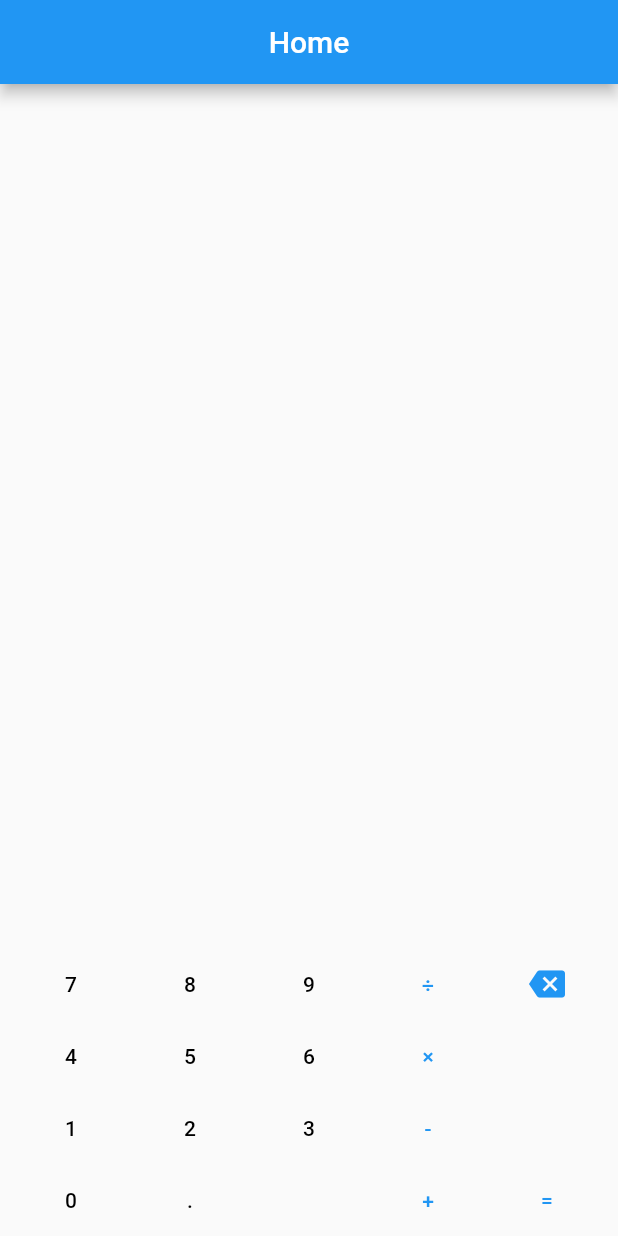
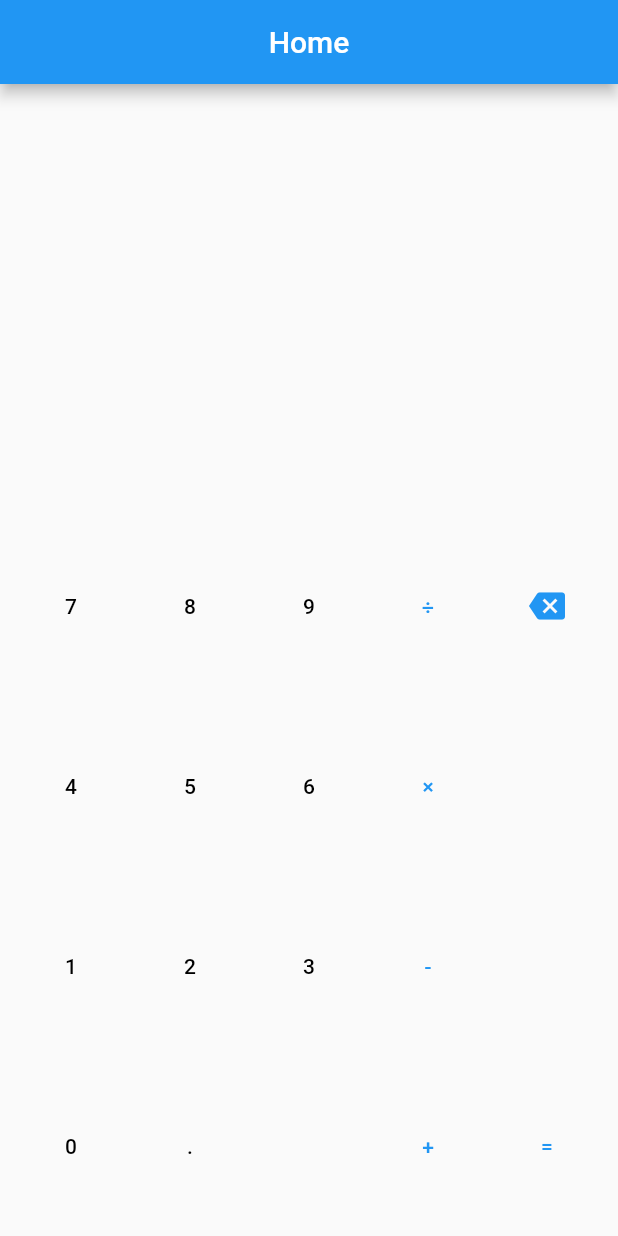
Before and after one commit to tomfong/flutter-app-experiment, a Flutter app: the HomePage screen opened directly, on a phone screen of 412 x 824 dp. Run offline on Flutter 3.47's test engine with Material 2 defaults, Android fonts, the phone set to English and light mode, and no system bars; our stand-ins replace email_validator, math_expressions.

Commit message:
add space between keys

```diff
--- a/lib/views/home_page.dart
+++ b/lib/views/home_page.dart
@@ -52,6 +52,9 @@ class _CalculatorPanelState extends State<CalculatorPanel> {
               mainAxisAlignment: MainAxisAlignment.spaceEvenly,
               children: [
                 Container(
+                  constraints: BoxConstraints(
+                    minHeight: 120,
+                  ),
                   child: TextButton(
                     child: Text(
                       '7',
@@ -92,6 +95,9 @@ class _CalculatorPanelState extends State<CalculatorPanel> {
                   ),
                 ),
                 Container(
+                  constraints: BoxConstraints(
+                    minHeight: 120,
+                  ),
                   child: TextButton(
                     child: Text(
                       '8',
@@ -132,6 +138,9 @@ class _CalculatorPanelState extends State<CalculatorPanel> {
                   ),
                 ),
                 Container(
+                  constraints: BoxConstraints(
+                    minHeight: 120,
+                  ),
                   child: TextButton(
                     child: Text(
                       '9',
@@ -172,6 +181,9 @@ class _CalculatorPanelState extends State<CalculatorPanel> {
                   ),
                 ),
                 Container(
+                  constraints: BoxConstraints(
+                    minHeight: 120,
+                  ),
                   child: TextButton(
                     child: Text('÷'),
                     onPressed: () {
@@ -207,6 +219,9 @@ class _CalculatorPanelState extends State<CalculatorPanel> {
                   ),
                 ),
                 Container(
+                  constraints: BoxConstraints(
+                    minHeight: 120,
+                  ),
                   child: TextButton(
                     child: Icon(Icons.backspace),
                     onPressed: () {
@@ -281,6 +296,9 @@ class _CalculatorPanelState extends State<CalculatorPanel> {
               mainAxisAlignment: MainAxisAlignment.spaceEvenly,
               children: [
                 Container(
+                  constraints: BoxConstraints(
+                    minHeight: 120,
+                  ),
                   child: TextButton(
                     child: Text(
                       '4',
@@ -321,6 +339,9 @@ class _CalculatorPanelState extends State<CalculatorPanel> {
                   ),
                 ),
                 Container(
+                  constraints: BoxConstraints(
+                    minHeight: 120,
+                  ),
                   child: TextButton(
                     child: Text(
                       '5',
@@ -361,6 +382,9 @@ class _CalculatorPanelState extends State<CalculatorPanel> {
                   ),
                 ),
                 Container(
+                  constraints: BoxConstraints(
+                    minHeight: 120,
+                  ),
                   child: TextButton(
                     child: Text(
                       '6',
@@ -401,6 +425,9 @@ class _CalculatorPanelState extends State<CalculatorPanel> {
                   ),
                 ),
                 Container(
+                  constraints: BoxConstraints(
+                    minHeight: 120,
+                  ),
                   child: TextButton(
                     child: Text('×'),
                     onPressed: () {
@@ -436,6 +463,9 @@ class _CalculatorPanelState extends State<CalculatorPanel> {
                   ),
                 ),
                 Container(
+                  constraints: BoxConstraints(
+                    minHeight: 120,
+                  ),
                   child: TextButton(
                     child: Text(''),
                     onPressed: null,
@@ -447,6 +477,9 @@ class _CalculatorPanelState extends State<CalculatorPanel> {
               mainAxisAlignment: MainAxisAlignment.spaceEvenly,
               children: [
                 Container(
+                  constraints: BoxConstraints(
+                    minHeight: 120,
+                  ),
                   child: TextButton(
                     child: Text(
                       '1',
@@ -487,6 +520,9 @@ class _CalculatorPanelState extends State<CalculatorPanel> {
                   ),
                 ),
                 Container(
+                  constraints: BoxConstraints(
+                    minHeight: 120,
+                  ),
                   child: TextButton(
                     child: Text(
                       '2',
@@ -527,6 +563,9 @@ class _CalculatorPanelState extends State<CalculatorPanel> {
                   ),
                 ),
                 Container(
+                  constraints: BoxConstraints(
+                    minHeight: 120,
+                  ),
                   child: TextButton(
                     child: Text(
                       '3',
@@ -567,6 +606,9 @@ class _CalculatorPanelState extends State<CalculatorPanel> {
                   ),
                 ),
                 Container(
+                  constraints: BoxConstraints(
+                    minHeight: 120,
+                  ),
                   child: TextButton(
                     child: Text('-'),
                     onPressed: () {
@@ -602,6 +644,9 @@ class _CalculatorPanelState extends State<CalculatorPanel> {
                   ),
                 ),
                 Container(
+                  constraints: BoxConstraints(
+                    minHeight: 120,
+                  ),
                   child: TextButton(
                     child: Text(''),
                     onPressed: null,
@@ -613,6 +658,9 @@ class _CalculatorPanelState extends State<CalculatorPanel> {
               mainAxisAlignment: MainAxisAlignment.spaceEvenly,
               children: [
                 Container(
+                  constraints: BoxConstraints(
+                    minHeight: 120,
+                  ),
                   child: TextButton(
                     child: Text(
                       '0',
@@ -653,6 +701,9 @@ class _CalculatorPanelState extends State<CalculatorPanel> {
                   ),
                 ),
                 Container(
+                  constraints: BoxConstraints(
+                    minHeight: 120,
+                  ),
                   child: TextButton(
                     child: Text(
                       '.',
@@ -699,6 +750,9 @@ class _CalculatorPanelState extends State<CalculatorPanel> {
                   ),
                 ),
                 Container(
+                  constraints: BoxConstraints(
+                    minHeight: 120,
+                  ),
                   child: TextButton(
                     child: Text(''),
                     onPressed: null,
@@ -708,6 +762,9 @@ class _CalculatorPanelState extends State<CalculatorPanel> {
                   ),
                 ),
                 Container(
+                  constraints: BoxConstraints(
+                    minHeight: 120,
+                  ),
                   child: TextButton(
                     child: Text('+'),
                     onPressed: () {
@@ -743,6 +800,9 @@ class _CalculatorPanelState extends State<CalculatorPanel> {
                   ),
                 ),
                 Container(
+                  constraints: BoxConstraints(
+                    minHeight: 120,
+                  ),
                   child: TextButton(
                     child: Text('='),
                     onPressed: () {
```
